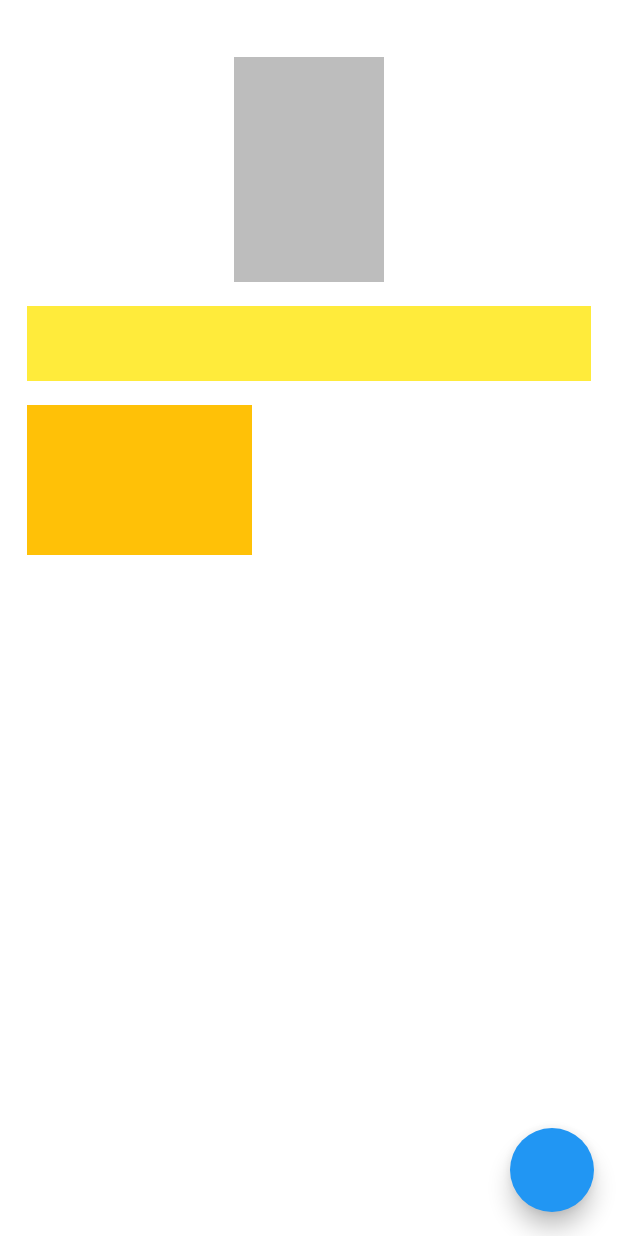
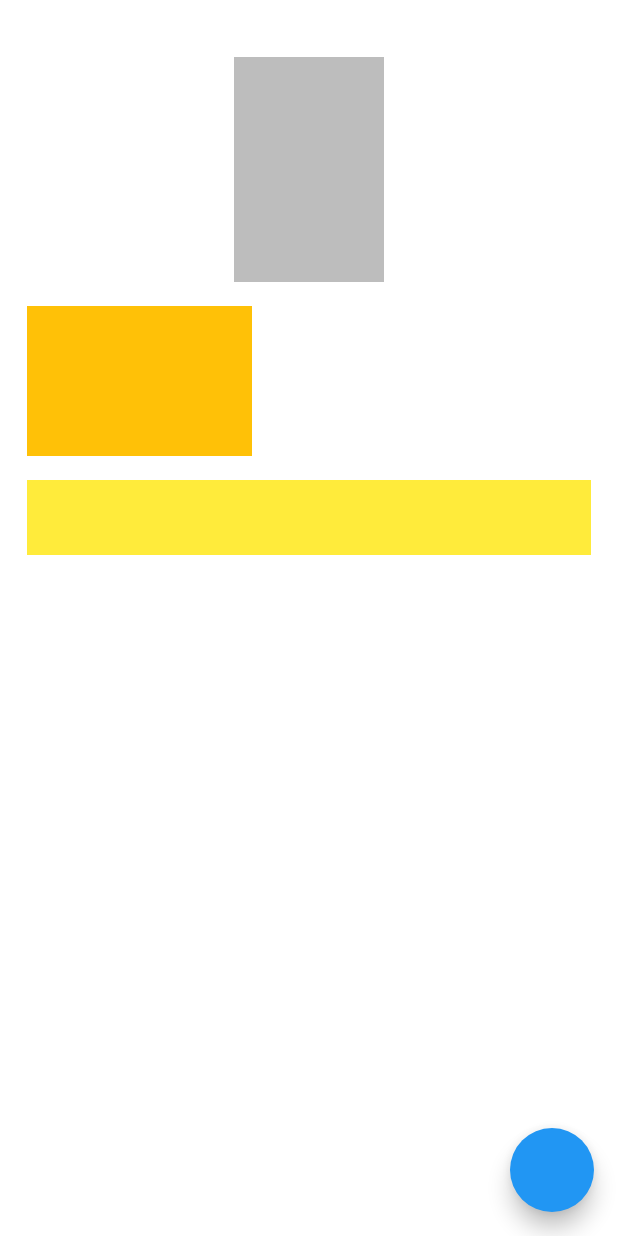
Before and after one commit to YozhPy/MobDevCourse, a Flutter app: the screen it shows after launch, on a phone screen of 412 x 824 dp. Run offline on Flutter 3.47's test engine with Material 2 defaults, Android fonts, the phone set to English and light mode, and no system bars.

Commit message:
fix some troubles

```diff
--- a/second_lab/lib/main.dart
+++ b/second_lab/lib/main.dart
@@ -40,7 +40,7 @@ class _ShowAnimationState extends State<ShowAnimation>
     _curveAnimation =
         CurvedAnimation(parent: _controller, curve: Curves.easeIn);
 
-    _changeColorTween = ColorTween(begin: Colors.yellow, end: Colors.blue[100]);
+    _changeColorTween = ColorTween(begin: Colors.yellow, end: Colors.blue);
     _changeSizeTween = Tween<double>(begin: 100.0, end: 420.0);
     _changeAlignmentTween =
         AlignmentTween(begin: Alignment.bottomLeft, end: Alignment.bottomRight);
@@ -82,13 +82,6 @@ class _ShowAnimationState extends State<ShowAnimation>
             ),
             Padding(
               padding: const EdgeInsets.all(8.0),
-              child: Container(
-                color: _changeColorTween.evaluate(_curveAnimation),
-                height: 50,
-              ),
-            ),
-            Padding(
-              padding: const EdgeInsets.all(8.0),
               child: Align(
                 alignment: _changeAlignmentTween.evaluate(_curveAnimation),
                 child: Container(
@@ -96,6 +89,13 @@ class _ShowAnimationState extends State<ShowAnimation>
                   color: Colors.amber,
                   height: 100,
                 ),
+              ),
+            ),
+            Padding(
+              padding: const EdgeInsets.all(8.0),
+              child: Container(
+                color: _changeColorTween.evaluate(_curveAnimation),
+                height: 50,
               ),
             ),
           ],
```
